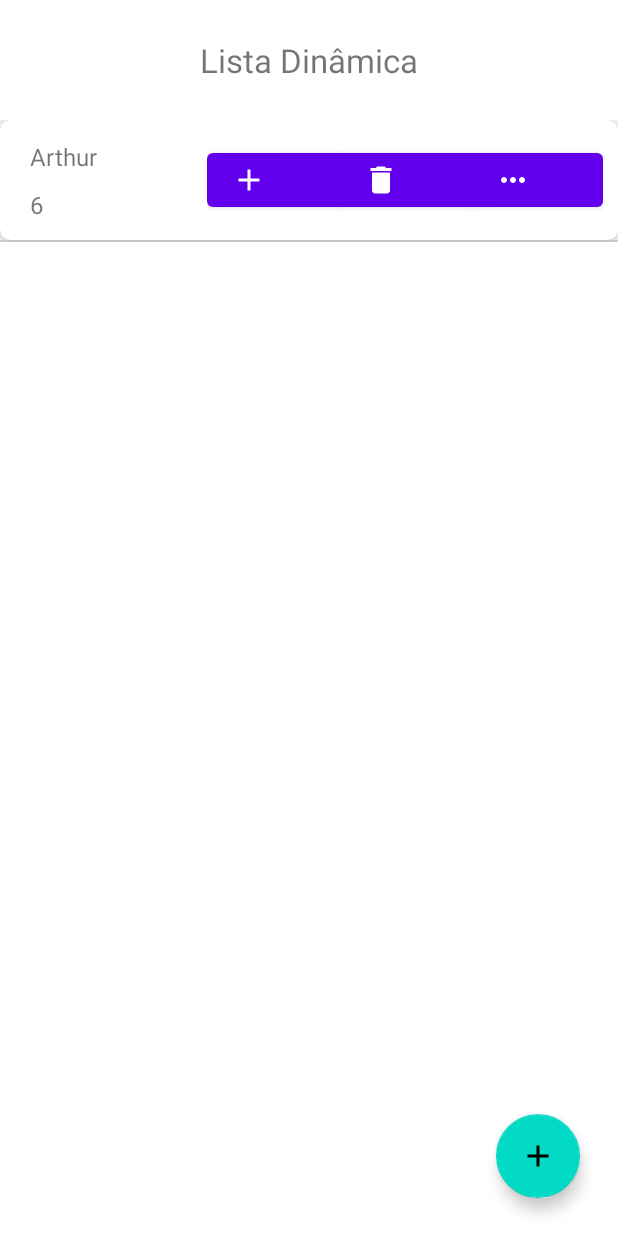
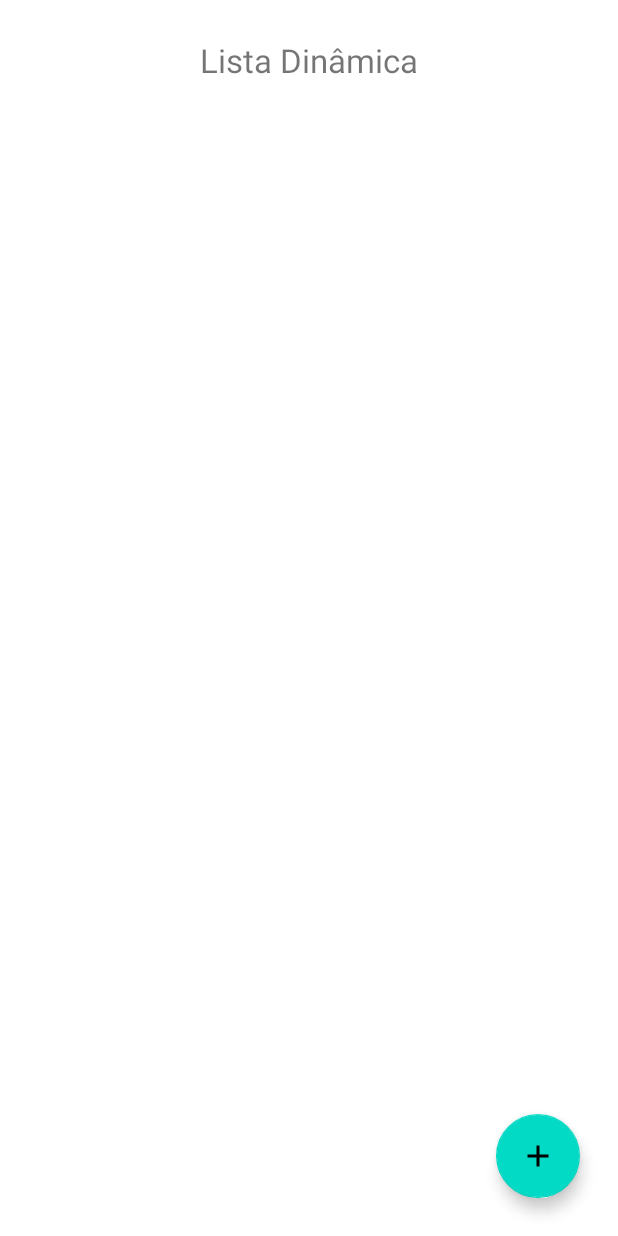
Before and after one commit to GuilhermePalma/RecycleView, an Android app: the RecyclerActivity screen opened directly, with no data from a screen before it, after a tap on "Adicinar mais 1 Texto", on a phone screen of 412 x 824 dp. Run offline under Robolectric (Android 15) with nearby library versions, the phone set to English and light mode, and no system bars; 3 statements that could not run were skipped.

Commit message:
Correção na Organização

```diff
--- a/app/src/main/java/com/example/recyclerview/controller/RecycleAdapter.java
+++ b/app/src/main/java/com/example/recyclerview/controller/RecyclerAdapter.java
@@ -16,7 +16,7 @@ import com.example.recyclerview.model.People;
 
 import java.util.List;
 
-public class RecycleAdapter extends RecyclerView.Adapter<RecycleAdapter.RecycleViewHolder> {
+public class RecyclerAdapter extends RecyclerView.Adapter<RecyclerAdapter.RecycleViewHolder> {
 
     //Context e List usando a Classe "People" e Interface
     Context context;
@@ -24,7 +24,7 @@ public class RecycleAdapter extends RecyclerView.Adapter<RecycleAdapter.RecycleV
     public ClickRecycleView clickRecycleView;
 
     //Contrutor
-    public RecycleAdapter(Context context, List<People> list, ClickRecycleView clickRecycleView) {
+    public RecyclerAdapter(Context context, List<People> list, ClickRecycleView clickRecycleView) {
         this.context = context;
         this.peopleList = list;
         this.clickRecycleView = clickRecycleView;
@@ -50,8 +50,13 @@ public class RecycleAdapter extends RecyclerView.Adapter<RecycleAdapter.RecycleV
 
         if (context != null) {
             People people = peopleList.get(position);
-            holder.txtName.setText(people.getName());
-            holder.txtIdade.setText(String.valueOf(people.getAge()));
+
+            // Pega o Context, usando a View do Holder ---> P/ acessar as Strings
+            String dataFormatted = holder.itemView.getContext().getString(R.string.label_data,
+                    String.format("%s", people.getName()),
+                    people.getAge());
+
+            holder.txtData.setText(dataFormatted);
             // Clique do Usuario no Item
             holder.itemView.setOnClickListener(v ->
                     clickRecycleView.onCustomClick(position)
@@ -88,8 +93,7 @@ public class RecycleAdapter extends RecyclerView.Adapter<RecycleAdapter.RecycleV
     // Classe Protegida que retorna os campos usados e a Interface
     protected class RecycleViewHolder extends RecyclerView.ViewHolder {
 
-        protected TextView txtName;
-        protected TextView txtIdade;
+        protected TextView txtData;
 
         protected Button delete;
         protected Button more_age;
@@ -97,8 +101,7 @@ public class RecycleAdapter extends RecyclerView.Adapter<RecycleAdapter.RecycleV
 
         public RecycleViewHolder(@NonNull View itemView) {
             super(itemView);
-            txtName = itemView.findViewById(R.id.txt_nome);
-            txtIdade = itemView.findViewById(R.id.txt_idade);
+            txtData = itemView.findViewById(R.id.txt_data);
             delete = itemView.findViewById(R.id.btn_delete);
             more_age = itemView.findViewById(R.id.btn_addAge);
             show_more = itemView.findViewById(R.id.btn_more);
--- a/app/src/main/java/com/example/recyclerview/views/WindowResults.java
+++ b/app/src/main/java/com/example/recyclerview/views/WindowResults.java
@@ -79,9 +79,10 @@ public class WindowResults extends AppCompatActivity {
          });
     }
 
+    // Reinicia a Activity Recycler e Desativa a Animação de Abertura
     public void intentHome(){
         overridePendingTransition(0, 0);
-        startActivity(new Intent(this, MainActivity.class));
+        startActivity(new Intent(this, RecyclerActivity.class));
         finish();
     }
 
```
